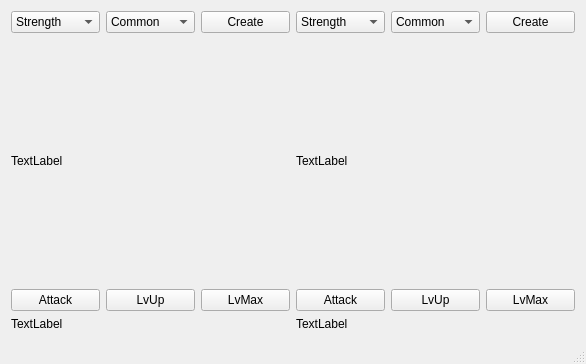
Qt form Client/mainwindow.ui (Shantom/PokeMon) before a commit.
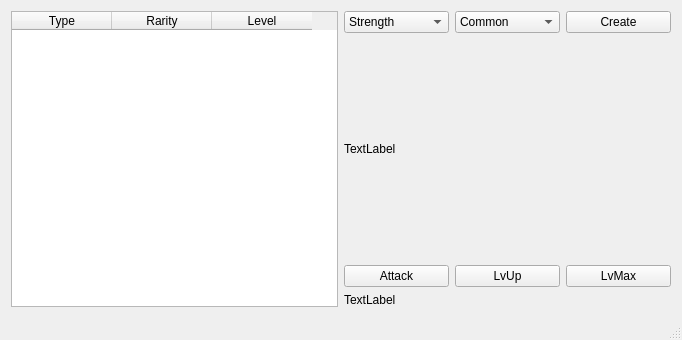
The same form after that commit.

What changed in the file:
```diff
--- a/Client/mainwindow.ui
+++ b/Client/mainwindow.ui
@@ -6,16 +6,41 @@
    <rect>
     <x>0</x>
     <y>0</y>
-    <width>586</width>
-    <height>364</height>
+    <width>682</width>
+    <height>340</height>
    </rect>
   </property>
   <property name="windowTitle">
    <string>MainWindow</string>
   </property>
   <widget class="QWidget" name="centralWidget">
-   <layout class="QGridLayout" name="gridLayout">
-    <item row="0" column="0">
+   <layout class="QHBoxLayout" name="horizontalLayout_2">
+    <item>
+     <widget class="QTableWidget" name="tableWidget">
+      <property name="sizePolicy">
+       <sizepolicy hsizetype="Preferred" vsizetype="Expanding">
+        <horstretch>0</horstretch>
+        <verstretch>0</verstretch>
+       </sizepolicy>
+      </property>
+      <column>
+       <property name="text">
+        <string>Type</string>
+       </property>
+      </column>
+      <column>
+       <property name="text">
+        <string>Rarity</string>
+       </property>
+      </column>
+      <column>
+       <property name="text">
+        <string>Level</string>
+       </property>
+      </column>
+     </widget>
+    </item>
+    <item>
      <layout class="QVBoxLayout" name="verticalLayout">
       <item>
        <layout class="QHBoxLayout" name="horizontalLayout_3">
@@ -129,114 +154,6 @@
       </item>
      </layout>
     </item>
-    <item row="0" column="1">
-     <layout class="QVBoxLayout" name="verticalLayout_2">
-      <item>
-       <layout class="QHBoxLayout" name="horizontalLayout_4">
-        <item>
-         <widget class="QComboBox" name="comboBox_Type_2">
-          <item>
-           <property name="text">
-            <string>Strength</string>
-           </property>
-          </item>
-          <item>
-           <property name="text">
-            <string>Defense</string>
-           </property>
-          </item>
-          <item>
-           <property name="text">
-            <string>Shield</string>
-           </property>
-          </item>
-          <item>
-           <property name="text">
-            <string>Agility</string>
-           </property>
-          </item>
-         </widget>
-        </item>
-        <item>
-         <widget class="QComboBox" name="comboBox_Rarity_2">
-          <item>
-           <property name="text">
-            <string>Common</string>
-           </property>
-          </item>
-          <item>
-           <property name="text">
-            <string>Rare</string>
-           </property>
-          </item>
-          <item>
-           <property name="text">
-            <string>Epic</string>
-           </property>
-          </item>
-          <item>
-           <property name="text">
-            <string>Legendary</string>
-           </property>
-          </item>
-         </widget>
-        </item>
-        <item>
-         <widget class="QPushButton" name="pushButton_Create_2">
-          <property name="text">
-           <string>Create</string>
-          </property>
-         </widget>
-        </item>
-       </layout>
-      </item>
-      <item>
-       <widget class="QLabel" name="labelPM_2">
-        <property name="sizePolicy">
-         <sizepolicy hsizetype="Preferred" vsizetype="Expanding">
-          <horstretch>0</horstretch>
-          <verstretch>0</verstretch>
-         </sizepolicy>
-        </property>
-        <property name="text">
-         <string>TextLabel</string>
-        </property>
-       </widget>
-      </item>
-      <item>
-       <layout class="QHBoxLayout" name="horizontalLayout_2">
-        <item>
-         <widget class="QPushButton" name="pushButton_Attack_2">
-          <property name="text">
-           <string>Attack</string>
-          </property>
-         </widget>
-        </item>
-        <item>
-         <widget class="QPushButton" name="pushButton_LvUp_2">
-          <property name="text">
-           <string>LvUp</string>
-          </property>
-         </widget>
-        </item>
-        <item>
-         <widget class="QPushButton" name="pushButton_LvMax_2">
-          <property name="text">
-           <string>LvMax</string>
-          </property>
-         </widget>
-        </item>
-       </layout>
-      </item>
-      <item>
-       <widget class="QLabel" name="label_moveInfo_2">
-        <property name="text">
-         <string>TextLabel</string>
-        </property>
-       </widget>
-      </item>
-     </layout>
-    </item>
    </layout>
    <zorder>labelPM_1</zorder>
    <zorder>labelPM_2</zorder>
```
Left out of the diff: 13 changed lines with no effect on the pictures.
